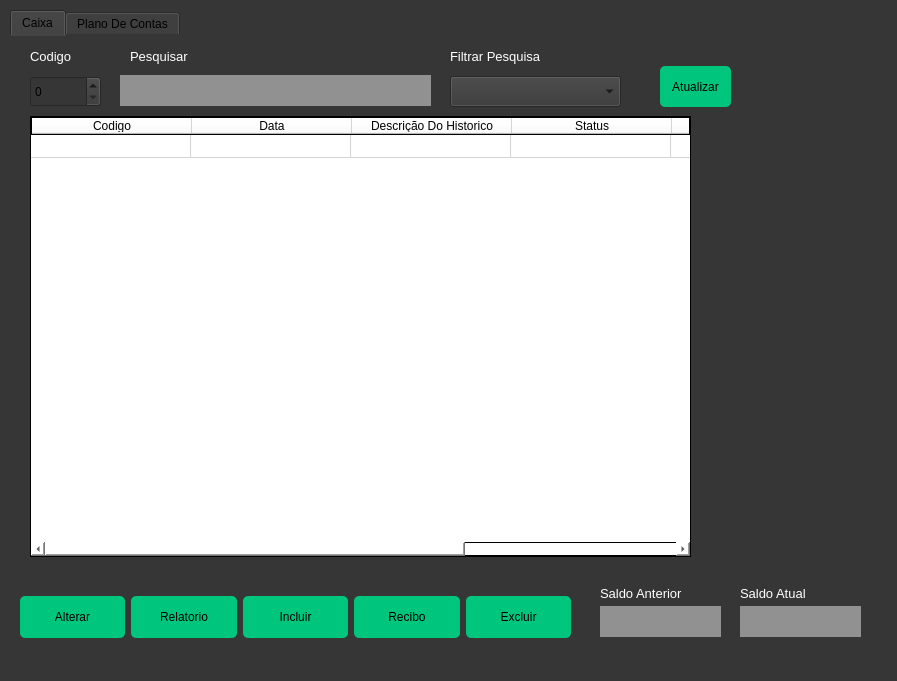
Qt form ui_files/caixa.ui (Mestregcg16/Software_PDV) before a commit.
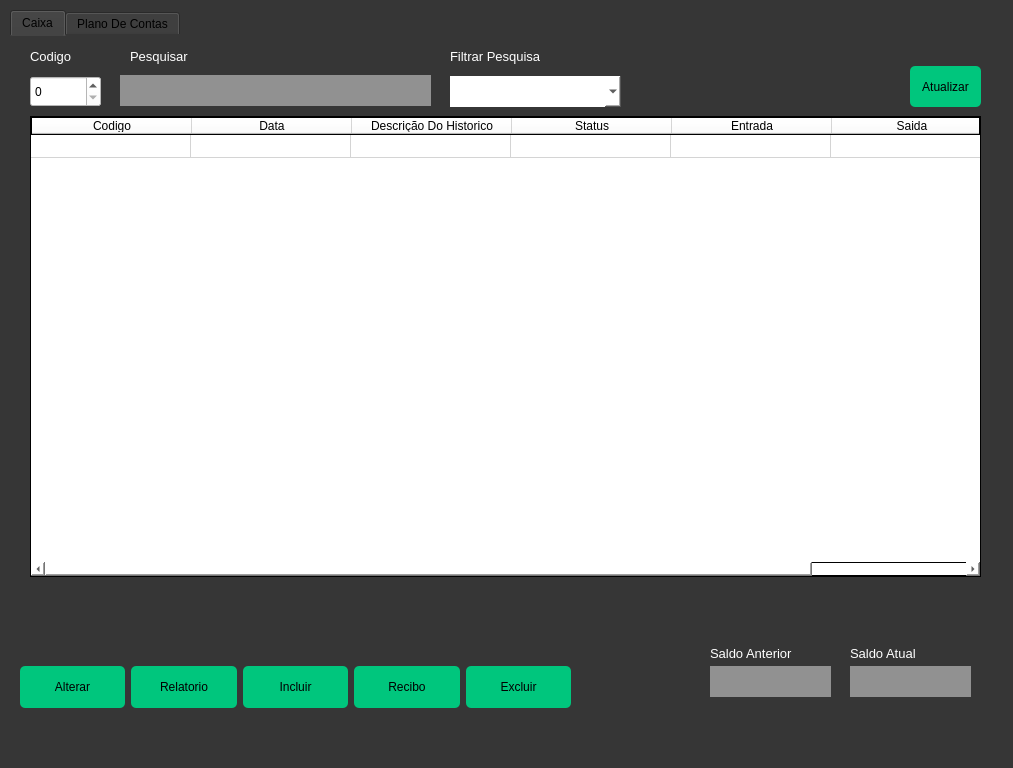
The same form after that commit. Icons and pictures are not drawn.

The edit to the form file:
```diff
--- a/ui_files/caixa.ui
+++ b/ui_files/caixa.ui
@@ -9,8 +9,8 @@
    <rect>
     <x>0</x>
     <y>0</y>
-    <width>897</width>
-    <height>681</height>
+    <width>1013</width>
+    <height>768</height>
    </rect>
   </property>
   <property name="windowTitle">
@@ -48,7 +48,15 @@
 }
 QDateEdit{
 	background-color: rgb(255, 255, 255);
-}</string>
+}
+QSpinBox{
+	background-color: rgb(255, 255, 255);
+}
+QComboBox{
+	background-color: rgb(255, 255, 255);
+	border:0
+}
+</string>
   </property>
   <widget class="QWidget" name="centralwidget">
    <widget class="QTabWidget" name="tabWidget">
@@ -56,8 +64,8 @@
      <rect>
       <x>10</x>
       <y>10</y>
-      <width>861</width>
-      <height>631</height>
+      <width>991</width>
+      <height>711</height>
      </rect>
     </property>
     <property name="currentIndex">
@@ -90,7 +98,7 @@
      <widget class="QPushButton" name="recibo_caixa_2">
       <property name="geometry">
        <rect>
-        <x>650</x>
+        <x>900</x>
         <y>30</y>
         <width>71</width>
         <height>41</height>
@@ -170,8 +178,8 @@
        <rect>
         <x>20</x>
         <y>80</y>
-        <width>661</width>
-        <height>441</height>
+        <width>951</width>
+        <height>461</height>
        </rect>
       </property>
       <property name="sizePolicy">
@@ -289,8 +297,8 @@
      <widget class="QLineEdit" name="lineEdit_3">
       <property name="geometry">
        <rect>
-        <x>730</x>
-        <y>570</y>
+        <x>840</x>
+        <y>630</y>
         <width>121</width>
         <height>31</height>
        </rect>
@@ -299,8 +307,8 @@
      <widget class="QLabel" name="label_4">
       <property name="geometry">
        <rect>
-        <x>590</x>
-        <y>550</y>
+        <x>700</x>
+        <y>610</y>
         <width>91</width>
         <height>16</height>
        </rect>
@@ -312,8 +320,8 @@
      <widget class="QLabel" name="label_5">
       <property name="geometry">
        <rect>
-        <x>730</x>
-        <y>550</y>
+        <x>840</x>
+        <y>610</y>
         <width>91</width>
         <height>16</height>
        </rect>
@@ -326,7 +334,7 @@
       <property name="geometry">
        <rect>
         <x>10</x>
-        <y>560</y>
+        <y>630</y>
         <width>551</width>
         <height>42</height>
        </rect>
@@ -452,8 +460,8 @@
      <widget class="QLineEdit" name="lineEdit_2">
       <property name="geometry">
        <rect>
-        <x>590</x>
-        <y>570</y>
+        <x>700</x>
+        <y>630</y>
         <width>121</width>
         <height>31</height>
        </rect>
```
Left out of the diff: 10 changed lines with no effect on the pictures.
